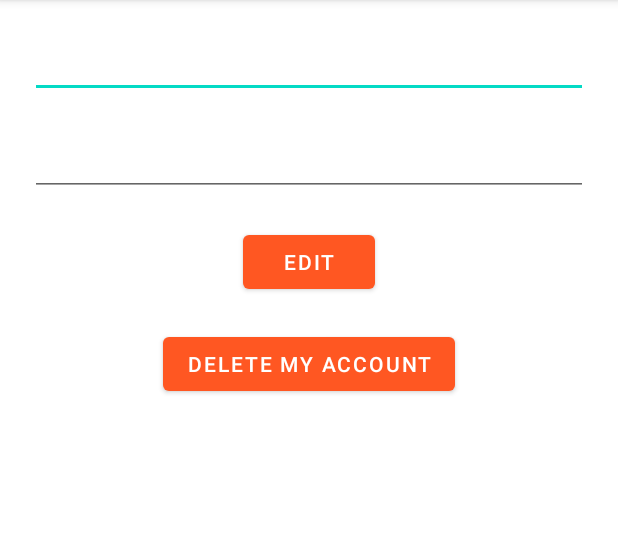
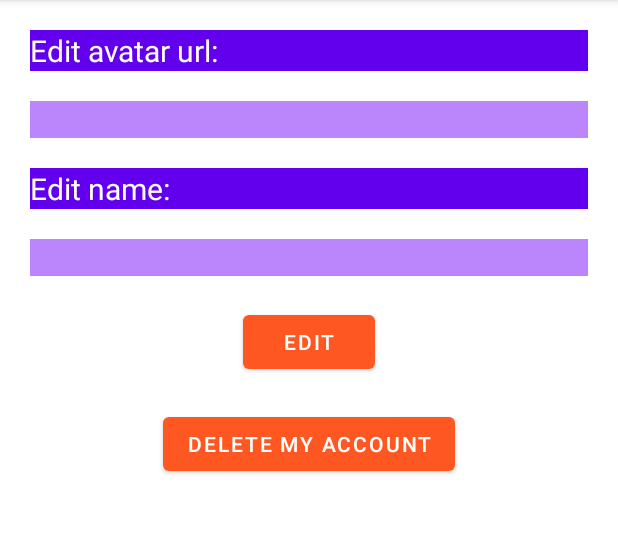
Before and after one commit to tsmoosavi/CheckStatusAtWork, an Android app: the fragment EditProfilePageFragment shown on its own in the app's theme, on a phone screen of 412 x 824 dp, the part 84-618 px from its top. Run offline under Robolectric (Android 15) with nearby library versions, the phone set to English and light mode, and no system bars; our stand-ins replace data binding; 1 statement that could not run was skipped.

Commit message:
complete EditProfile process

```diff
--- a/app/src/main/java/com/example/checkstatusatwork/data/User/UserRemoteDataSource.kt
+++ b/app/src/main/java/com/example/checkstatusatwork/data/User/UserRemoteDataSource.kt
@@ -38,6 +38,9 @@ class UserRemoteDataSource(val apiService: ApiService) {
     suspend fun getUserList():List<User>{
         return apiService.getUserList()
     }
+    suspend fun updateUser(user: User, id: String){
+        apiService.updateUser(user,id)
+    }
 
 
 }
--- a/app/src/main/java/com/example/checkstatusatwork/data/User/UserRepository.kt
+++ b/app/src/main/java/com/example/checkstatusatwork/data/User/UserRepository.kt
@@ -25,4 +25,8 @@ class UserRepository(
     suspend fun getUserList():List<User>{
         return userRemoteDataSource.getUserList()
     }
+
+    suspend fun updateUser(user: User, id: String){
+        userRemoteDataSource.updateUser(user,id)
+    }
 }
--- a/app/src/main/java/com/example/checkstatusatwork/ui/edit_Page/EditProfilePageFragment.kt
+++ b/app/src/main/java/com/example/checkstatusatwork/ui/edit_Page/EditProfilePageFragment.kt
@@ -5,14 +5,17 @@ import androidx.fragment.app.Fragment
 import android.view.LayoutInflater
 import android.view.View
 import android.view.ViewGroup
+import android.widget.Toast
 import androidx.databinding.DataBindingUtil
+import androidx.navigation.fragment.findNavController
 import com.example.checkstatusatwork.R
 import com.example.checkstatusatwork.databinding.FragmentEditProfilePageBinding
+import org.koin.androidx.viewmodel.ext.android.viewModel
 
 
 class EditProfilePageFragment : Fragment() {
-  lateinit var binding: FragmentEditProfilePageBinding
-
+     lateinit var binding: FragmentEditProfilePageBinding
+     val vm: EditProfileViewModel by viewModel()
     override fun onCreate(savedInstanceState: Bundle?) {
         super.onCreate(savedInstanceState)
 
@@ -28,4 +31,14 @@ class EditProfilePageFragment : Fragment() {
     }
 
 
+    override fun onViewCreated(view: View, savedInstanceState: Bundle?) {
+        super.onViewCreated(view, savedInstanceState)
+        binding.user = vm.user
+        binding.editBtn.setOnClickListener {
+            vm.updateUser(binding.editName.text.toString(),binding.editAvatarUrl.text.toString(),vm.user.id)
+            Toast.makeText(context, "user edited", Toast.LENGTH_SHORT).show()
+            findNavController().navigate(R.id.action_editProfilePageFragment_to_homeFragment2)
+        }
+
+    }
 }
--- a/app/src/main/res/layout/fragment_edit_profile_page.xml
+++ b/app/src/main/res/layout/fragment_edit_profile_page.xml
@@ -6,8 +6,12 @@
             name="user"
             type="com.example.checkstatusatwork.model.User" />
     </data>
+<ScrollView
+    android:layout_width="match_parent"
+    android:layout_height="match_parent">
 
-<LinearLayout
+
+    <LinearLayout
     android:layout_width="match_parent"
     android:layout_height="match_parent"
     tools:context=".ui.edit_Page.EditProfilePageFragment"
@@ -15,11 +19,29 @@
     android:padding="10dp">
 
     <!-- TODO: Update blank fragment layout -->
+    <TextView
+        android:layout_width="match_parent"
+        android:layout_height="wrap_content"
+        android:text="@string/edit_avatar_url"
+        android:textSize="20sp"
+        android:textColor="@color/white"
+        android:background="@color/purple_500"
+        android:layout_margin="10dp"/>
     <EditText
         android:id="@+id/editAvatarUrl"
         android:layout_width="match_parent"
         android:layout_height="wrap_content"
         android:text="@{user.avatar}"
+        android:layout_margin="10dp"
+        android:background="@color/purple_200"/>
+
+    <TextView
+        android:layout_width="match_parent"
+        android:layout_height="wrap_content"
+        android:text="@string/edit_name"
+        android:textSize="20sp"
+        android:textColor="@color/white"
+        android:background="@color/purple_500"
         android:layout_margin="10dp"/>
 
     <EditText
@@ -27,7 +49,8 @@
         android:layout_width="match_parent"
         android:layout_height="wrap_content"
         android:text="@{user.name}"
-        android:layout_margin="10dp"/>
+        android:layout_margin="10dp"
+        android:background="@color/purple_200"/>
     <Button
         android:id="@+id/editBtn"
         android:layout_width="wrap_content"
@@ -44,4 +67,5 @@
         android:layout_margin="10dp"/>
 
 </LinearLayout>
+</ScrollView>
 </layout>
--- a/app/src/main/res/values/strings.xml
+++ b/app/src/main/res/values/strings.xml
@@ -10,4 +10,6 @@
     <string name="update_status">update Status</string>
     <string name="edit">edit</string>
     <string name="delete_my_account">delete my account</string>
+    <string name="edit_avatar_url">Edit avatar url:</string>
+    <string name="edit_name">Edit name:</string>
 </resources>
```
Also changed, not shown: app/src/main/java/com/example/checkstatusatwork/ui/edit_Page/EditProfileViewModel.kt (+9 -0 lines), app/src/main/java/com/example/checkstatusatwork/ui/profile/ProfilePageFragment.kt (+9 -4 lines), app/src/main/res/navigation/nav_graph.xml (+13 -1 lines).
